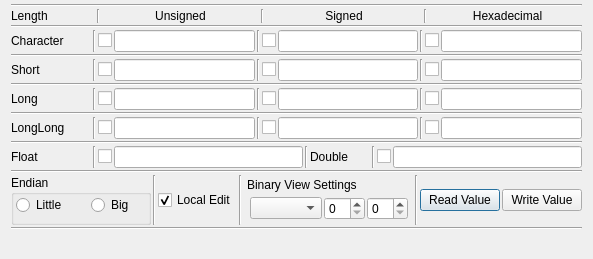
Rolloke/GUI-Apps, file source/binary_values_view.ui: the form before one commit.
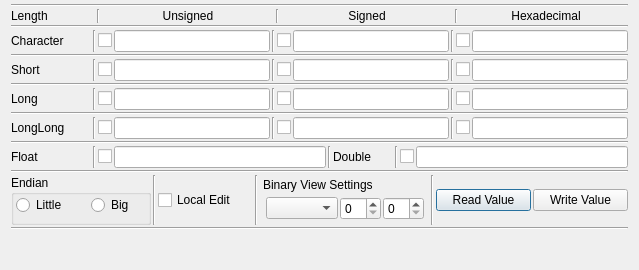
The form after the commit.

Diff of the .ui file:
```diff
--- a/source/binary_values_view.ui
+++ b/source/binary_values_view.ui
@@ -6,8 +6,8 @@
    <rect>
     <x>0</x>
     <y>0</y>
-    <width>578</width>
-    <height>259</height>
+    <width>639</width>
+    <height>270</height>
    </rect>
   </property>
   <property name="windowTitle">
@@ -622,7 +622,7 @@
         <string>Local Edit</string>
        </property>
        <property name="checked">
-        <bool>true</bool>
+        <bool>false</bool>
        </property>
       </widget>
      </item>
```
